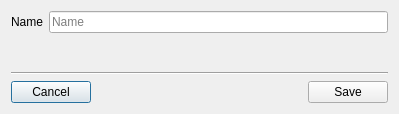
Above: resources/simple-struct-app/person/add.ui from informaticameg/Plasta before the change. Below: the same form after it.
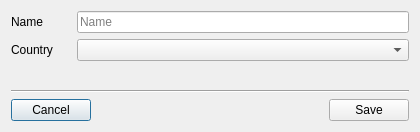
That is the form after the change.

Patch:
```diff
--- a/resources/simple-struct-app/person/add.ui
+++ b/resources/simple-struct-app/person/add.ui
@@ -6,8 +6,8 @@
    <rect>
     <x>0</x>
     <y>0</y>
-    <width>399</width>
-    <height>114</height>
+    <width>420</width>
+    <height>132</height>
    </rect>
   </property>
   <property name="windowTitle">
@@ -18,6 +18,12 @@
     <layout class="QHBoxLayout" name="horizontalLayout">
      <item>
       <widget class="QLabel" name="label">
+       <property name="minimumSize">
+        <size>
+         <width>60</width>
+         <height>0</height>
+        </size>
+       </property>
        <property name="text">
         <string>Name</string>
        </property>
@@ -32,6 +38,33 @@
      </item>
     </layout>
    </item>
+   <item>
+    <layout class="QHBoxLayout" name="horizontalLayout_3">
+     <item>
+      <widget class="QLabel" name="lbCountry">
+       <property name="minimumSize">
+        <size>
+         <width>60</width>
+         <height>0</height>
+        </size>
+       </property>
+       <property name="text">
+        <string>Country</string>
+       </property>
+      </widget>
+     </item>
+     <item>
+      <widget class="QComboBox" name="cbCountry">
+       <property name="sizePolicy">
+        <sizepolicy hsizetype="MinimumExpanding" vsizetype="Fixed">
+         <horstretch>0</horstretch>
+         <verstretch>0</verstretch>
+        </sizepolicy>
+       </property>
+      </widget>
+     </item>
+    </layout>
+   </item>
    <item>
     <spacer name="verticalSpacer">
      <property name="orientation">
```
